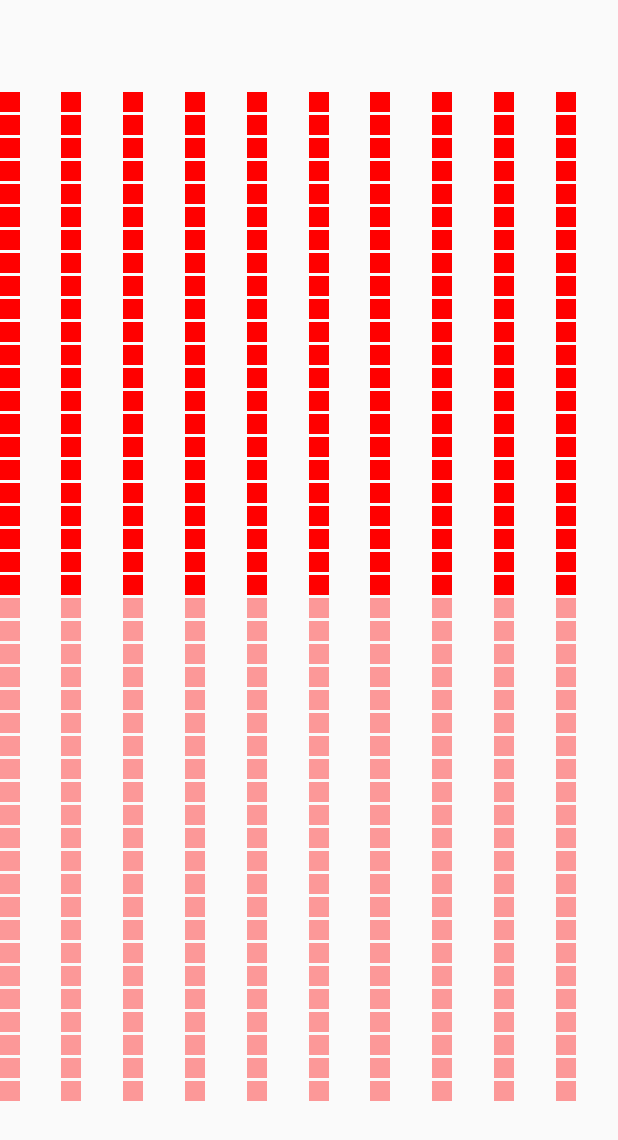
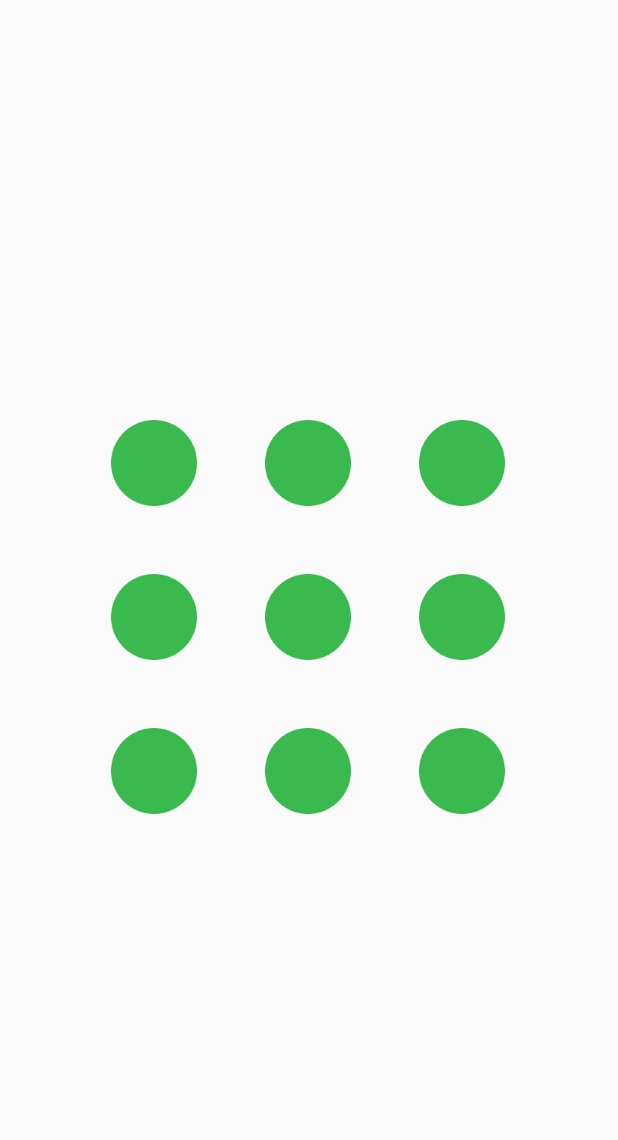
Before and after one commit to willkernel/Android-Custom-Components, an Android app: the screen it shows after launch (MainActivity), on a phone screen of 412 x 824 dp. Shown: the top 1140 px of the screen. Run offline under Robolectric (Android 15) with nearby library versions, the phone set to English and light mode, and no system bars.

Commit message:
add lockview

```diff
--- a/app/build.gradle
+++ b/app/build.gradle
@@ -21,7 +21,6 @@ android {
 
 dependencies {
     compile fileTree(dir: 'libs', include: ['*.jar'])
-    testCompile 'junit:junit:4.12'
     compile 'com.android.support:appcompat-v7:23.2.1'
     compile 'com.android.support:design:23.2.1'
 }
--- /dev/null
+++ b/app/src/main/java/com/willkernel/app/components/view/lock/LockView.java
@@ -0,0 +1,217 @@
+package com.willkernel.app.components.view.lock;
+
+import android.content.Context;
+import android.graphics.Bitmap;
+import android.graphics.BitmapFactory;
+import android.graphics.Canvas;
+import android.graphics.Color;
+import android.graphics.Paint;
+import android.util.AttributeSet;
+import android.view.MotionEvent;
+import android.view.View;
+
+import com.willkernel.app.components.R;
+import com.willkernel.app.components.utils.LogUtil;
+
+import java.util.ArrayList;
+import java.util.List;
+
+/**
+ * Created by willkernel
+ * on 2016/5/11.
+ */
+@SuppressWarnings("Convert2Diamond")
+public class LockView extends View {
+    private Point[][] points = new Point[3][3];
+    private boolean init = false;
+    private Bitmap bmNormal, bmPress, bmError;
+    private int bitmapR;
+    private Paint paint;
+    private Paint pressPaint;
+    private Paint errorPaint;
+
+    private float mouseX, mouseY;
+    private boolean isDraw;
+    private ArrayList<Point> pointList = new ArrayList<Point>();
+    private ArrayList<Integer> passList = new ArrayList<Integer>();
+
+    private onDrawFinishListener listener;
+    private String TAG=getClass().getSimpleName();
+
+    public LockView(Context context) {
+        super(context);
+    }
+
+    public LockView(Context context, AttributeSet attrs) {
+        super(context, attrs);
+    }
+
+    public LockView(Context context, AttributeSet attrs, int defStyleAttr) {
+        super(context, attrs, defStyleAttr);
+    }
+
+    @Override
+    protected void onDraw(Canvas canvas) {
+        super.onDraw(canvas);
+        if (!init) {
+            init();
+        }
+        drawPoints(canvas);
+        if (pointList.size() > 0) {
+            Point a = pointList.get(0);
+            for (int i = 0; i < pointList.size(); i++) {
+                Point b = pointList.get(i);
+                drawLine(canvas, a, b);
+                a = b;
+            }
+            if (isDraw) {
+                drawLine(canvas, a, new Point(mouseX, mouseY));
+            }
+        }
+    }
+
+    private void init() {
+        paint = new Paint(Paint.ANTI_ALIAS_FLAG);
+        pressPaint = new Paint(Paint.ANTI_ALIAS_FLAG);
+        pressPaint.setColor(Color.YELLOW);
+        pressPaint.setStrokeWidth(5);
+        errorPaint = new Paint(Paint.ANTI_ALIAS_FLAG);
+        errorPaint.setColor(Color.RED);
+        errorPaint.setStrokeWidth(5);
+
+        int width = getWidth();
+        int height = getHeight();
+        int offSet = Math.abs(width - height) / 2;
+        int offSetX, offSetY;
+        int space;
+        if (width > height) {
+            offSetX = offSet;
+            offSetY = 0;
+            space = height / 4;
+        } else {
+            offSetX = 0;
+            offSetY = offSet;
+            space = width / 4;
+        }
+        points[0][0] = new Point(space + offSetX, space + offSetY);
+        points[0][1] = new Point(2 * space + offSetX, space + offSetY);
+        points[0][2] = new Point(3 * space + offSetX, space + offSetY);
+
+        points[1][0] = new Point(space + offSetX, space * 2 + offSetY);
+        points[1][1] = new Point(2 * space + offSetX, space * 2 + offSetY);
+        points[1][2] = new Point(3 * space + offSetX, space * 2 + offSetY);
+
+        points[2][0] = new Point(space + offSetX, space * 3 + offSetY);
+        points[2][1] = new Point(2 * space + offSetX, space * 3 + offSetY);
+        points[2][2] = new Point(3 * space + offSetX, space * 3 + offSetY);
+
+        bmNormal = BitmapFactory.decodeResource(getResources(), R.mipmap.normal);
+        bmPress = BitmapFactory.decodeResource(getResources(), R.mipmap.press);
+        bmError = BitmapFactory.decodeResource(getResources(), R.mipmap.error);
+        bitmapR = bmNormal.getHeight() / 2;
+
+        init = true;
+    }
+
+    private void drawPoints(Canvas canvas) {
+        for (Point[] point : points) {
+            for (Point aPoint : point) {
+                if (aPoint.state == Point.STATE_NORMAL) {
+                    canvas.drawBitmap(bmNormal, aPoint.x - bitmapR, aPoint.y - bitmapR, paint);
+                } else if (aPoint.state == Point.STATE_PRESS) {
+                    canvas.drawBitmap(bmPress, aPoint.x - bitmapR, aPoint.y - bitmapR, paint);
+                } else {
+                    canvas.drawBitmap(bmError, aPoint.x - bitmapR, aPoint.y - bitmapR, paint);
+                }
+            }
+        }
+    }
+
+    @Override
+    public boolean onTouchEvent(MotionEvent event) {
+        mouseX = event.getX();
+        mouseY = event.getY();
+        int[] p = getSelPoint();
+        int i, j;
+        switch (event.getAction()) {
+            case MotionEvent.ACTION_DOWN:
+                resetPoints();
+                if (p != null) {
+                    isDraw = true;
+                    i = p[0];
+                    j = p[1];
+                    points[i][j].state = Point.STATE_PRESS;
+                    pointList.add(points[i][j]);
+                    passList.add(i * 3 + j);
+                }
+                break;
+            case MotionEvent.ACTION_MOVE:
+                if (isDraw) {
+                    if (p != null) {
+                        i = p[0];
+                        j = p[1];
+                        if (!pointList.contains(points[i][j])) {
+                            points[i][j].state = Point.STATE_PRESS;
+                            pointList.add(points[i][j]);
+                            passList.add(i * 3 + j);
+                        }
+                    }
+                }
+                break;
+            case MotionEvent.ACTION_UP:
+                boolean valid = false;
+                if (listener != null && isDraw) {
+                    valid = listener.onDrawFinished(passList);
+                }
+                if (!valid) {
+                    for (Point point : pointList) {
+                        point.state = Point.STATE_ERROR;
+                    }
+                }
+                isDraw = false;
+                break;
+        }
+        LogUtil.show(TAG, "pointList=" + pointList.toString() + " passList=" + passList.toString());
+        postInvalidate();
+        return true;
+    }
+
+    private void drawLine(Canvas canvas, Point a, Point b) {
+        if (a.state == Point.STATE_PRESS) {
+            canvas.drawLine(a.x, a.y, b.x, b.y, pressPaint);
+        } else if (a.state == Point.STATE_ERROR) {
+            canvas.drawLine(a.x, a.y, b.x, b.y, errorPaint);
+        }
+    }
+
+    public void resetPoints() {
+        pointList.clear();
+        passList.clear();
+        for (Point[] point : points) {
+            for (Point aPoint : point) {
+                aPoint.state = Point.STATE_NORMAL;
+            }
+        }
+        postInvalidate();
+    }
+
+    private int[] getSelPoint() {
+        Point pointMouse = new Point(mouseX, mouseY);
+        for (int i = 0; i < points.length; i++) {
+            for (int j = 0; j < points[i].length; j++) {
+                if (points[i][j].distance(pointMouse) < bitmapR) {
+                    return new int[]{i, j};
+                }
+            }
+        }
+        return null;
+    }
+
+    public interface onDrawFinishListener {
+        boolean onDrawFinished(List<Integer> passList);
+    }
+
+    public void setOnDrawFinishedListener(onDrawFinishListener listener) {
+        this.listener = listener;
+    }
+}
--- /dev/null
+++ b/app/src/main/java/com/willkernel/app/components/view/lock/Point.java
@@ -0,0 +1,24 @@
+package com.willkernel.app.components.view.lock;
+
+/**
+ * Created by willkernel
+ * on 2016/5/11.
+ */
+public class Point {
+    public static int STATE_NORMAL = 0;
+    public static int STATE_PRESS = 1;
+    public static int STATE_ERROR = 2;
+    float x;
+    float y;
+
+    int state = STATE_NORMAL;
+
+    public Point(float x, float y) {
+        this.x = x;
+        this.y = y;
+    }
+
+    public float distance(Point p) {
+        return  (float) Math.sqrt((x - p.x) * (x - p.x) + (y - p.y) * (y - p.y));
+    }
+}
--- /dev/null
+++ b/app/src/main/res/drawable/error.xml
@@ -0,0 +1,11 @@
+<?xml version="1.0" encoding="utf-8"?>
+<shape xmlns:android="http://schemas.android.com/apk/res/android"
+    android:shape="oval">
+    <stroke
+        android:width="1dp"
+        android:color="@android:color/holo_red_light" />
+    <solid android:color="@android:color/transparent" />
+    <size
+        android:width="32dp"
+        android:height="32dp" />
+</shape>
--- /dev/null
+++ b/app/src/main/res/drawable/normal.xml
@@ -0,0 +1,11 @@
+<?xml version="1.0" encoding="utf-8"?>
+<shape xmlns:android="http://schemas.android.com/apk/res/android"
+    android:shape="oval">
+    <stroke
+        android:width="1dp"
+        android:color="@android:color/white" />
+    <solid android:color="@android:color/transparent" />
+    <size
+        android:width="32dp"
+        android:height="32dp" />
+</shape>
--- /dev/null
+++ b/app/src/main/res/drawable/press.xml
@@ -0,0 +1,11 @@
+<?xml version="1.0" encoding="utf-8"?>
+<shape xmlns:android="http://schemas.android.com/apk/res/android"
+    android:shape="oval">
+    <stroke
+        android:width="1dp"
+        android:color="@android:color/holo_blue_bright" />
+    <solid android:color="@android:color/transparent" />
+    <size
+        android:width="32dp"
+        android:height="32dp" />
+</shape>
--- a/app/src/main/res/layout/activity_main.xml
+++ b/app/src/main/res/layout/activity_main.xml
@@ -21,7 +21,12 @@
     <!--android:layout_height="match_parent"-->
     <!--android:background="@android:color/black" />-->
 
-    <com.willkernel.app.components.view.volume.VolumeView
+    <!--<com.willkernel.app.components.view.volume.VolumeView-->
+    <!--android:layout_width="match_parent"-->
+    <!--android:layout_height="match_parent" />-->
+
+    <com.willkernel.app.components.view.lock.LockView
+        android:id="@+id/lockView"
         android:layout_width="match_parent"
         android:layout_height="match_parent" />
 </FrameLayout>
```
Also changed, not shown: app/src/main/java/com/willkernel/app/components/MainActivity.java (+44 -1 lines), app/src/main/java/com/willkernel/app/components/view/CustomView.java (+7 -6 lines), app/src/main/res/mipmap-xhdpi/error.png (added), app/src/main/res/mipmap-xhdpi/normal.png (added), app/src/main/res/mipmap-xhdpi/press.png (added), 2 other files.
